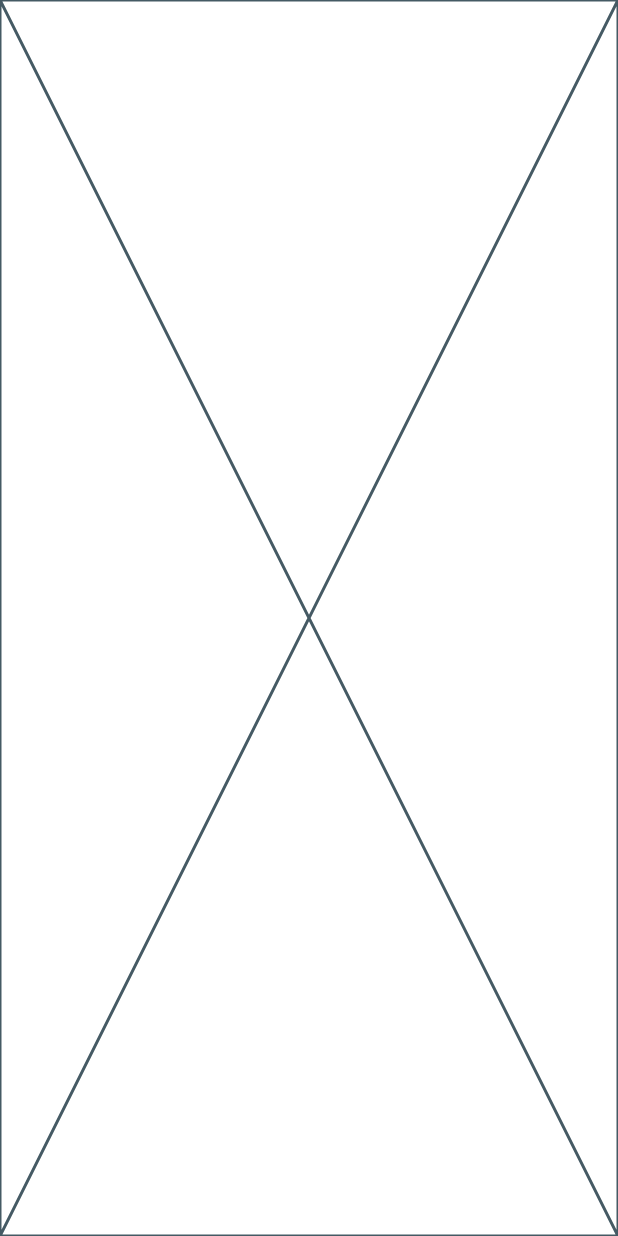
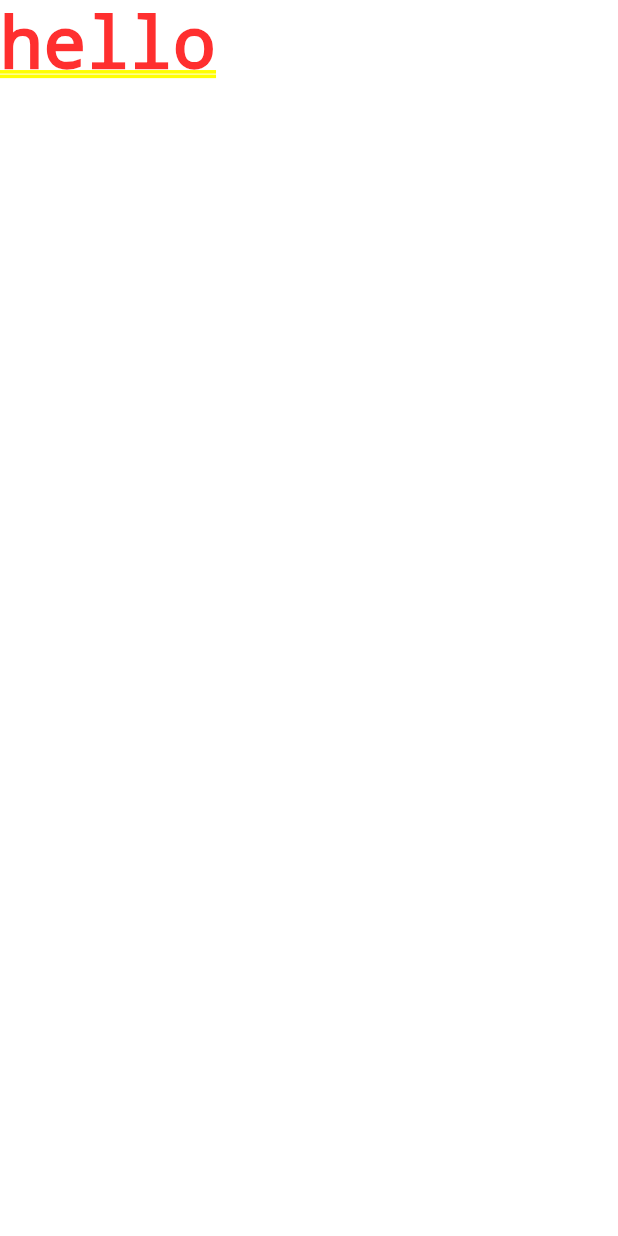
Before and after one commit to ajulkjose246/MediCompass, a Flutter app: the screen it shows after launch, on a phone screen of 412 x 824 dp. Run offline on Flutter 3.47's test engine with Material 3 defaults, Android fonts, the light colour scheme and no system bars.

Commit message:
changed text in homescreen

```diff
--- a/lib/screens/user/home_screen.dart
+++ b/lib/screens/user/home_screen.dart
@@ -10,6 +10,6 @@ class HomeScreen extends StatefulWidget {
 class _HomeScreenState extends State<HomeScreen> {
   @override
   Widget build(BuildContext context) {
-    return const Placeholder();
+    return const Text("hello");
   }
 }
```
